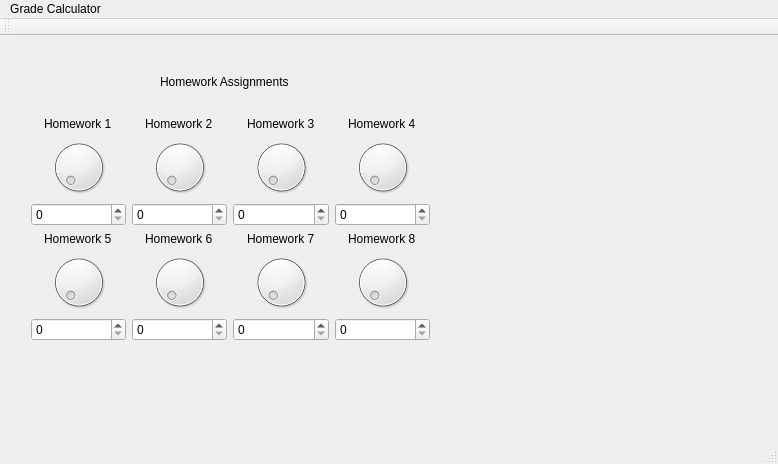
cmordinibluhm/pic10c_hw2, file grade_calculator/mainwindow.ui: the form before one commit.
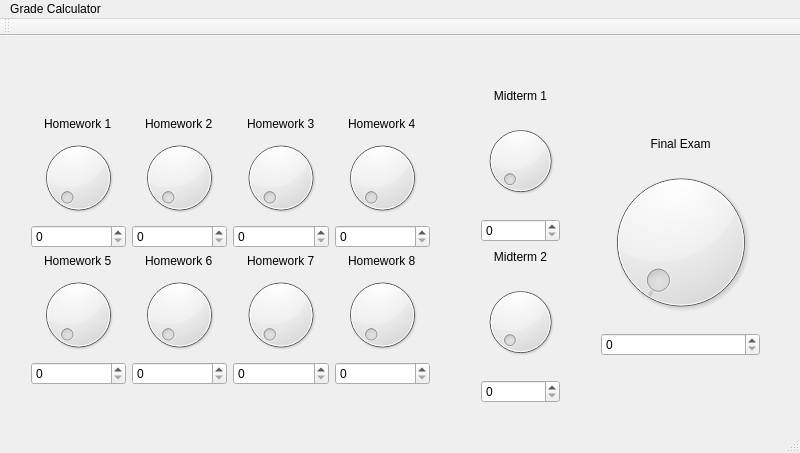
The form after the commit.

Commit message: All input for hw, 2 midterms and final functioning.

Patch:
```diff
--- a/grade_calculator/mainwindow.ui
+++ b/grade_calculator/mainwindow.ui
@@ -6,8 +6,8 @@
    <rect>
     <x>0</x>
     <y>0</y>
-    <width>778</width>
-    <height>464</height>
+    <width>800</width>
+    <height>453</height>
    </rect>
   </property>
   <property name="windowTitle">
@@ -20,22 +20,12 @@
       <x>20</x>
       <y>70</y>
       <width>421</width>
-      <height>246</height>
+      <height>290</height>
      </rect>
     </property>
     <layout class="QVBoxLayout" name="verticalLayout">
      <item>
       <layout class="QGridLayout" name="gridLayout">
-       <item row="1" column="0">
-        <widget class="QDial" name="dial">
-         <property name="layoutDirection">
-          <enum>Qt::LeftToRight</enum>
-         </property>
-         <property name="maximum">
-          <number>100</number>
-         </property>
-        </widget>
-       </item>
        <item row="4" column="2">
         <widget class="QDial" name="dial_7">
          <property name="maximum">
@@ -183,13 +173,6 @@
          </property>
         </widget>
        </item>
-       <item row="4" column="0">
-        <widget class="QDial" name="dial_5">
-         <property name="maximum">
-          <number>100</number>
-         </property>
-        </widget>
-       </item>
        <item row="4" column="3">
         <widget class="QDial" name="dial_8">
          <property name="maximum">
@@ -197,22 +180,155 @@
          </property>
         </widget>
        </item>
+       <item row="4" column="0">
+        <widget class="QDial" name="dial_5">
+         <property name="maximum">
+          <number>100</number>
+         </property>
+        </widget>
+       </item>
+       <item row="1" column="0">
+        <widget class="QDial" name="dial">
+         <property name="layoutDirection">
+          <enum>Qt::LeftToRight</enum>
+         </property>
+         <property name="autoFillBackground">
+          <bool>false</bool>
+         </property>
+         <property name="maximum">
+          <number>100</number>
+         </property>
+        </widget>
+       </item>
       </layout>
      </item>
     </layout>
    </widget>
-   <widget class="QLabel" name="label_9">
+   <widget class="QWidget" name="verticalLayoutWidget_2">
     <property name="geometry">
      <rect>
-      <x>160</x>
-      <y>30</y>
-      <width>171</width>
-      <height>31</height>
+      <x>470</x>
+      <y>40</y>
+      <width>101</width>
+      <height>341</height>
      </rect>
     </property>
-    <property name="text">
-     <string>Homework Assignments</string>
+    <layout class="QVBoxLayout" name="verticalLayout_2">
+     <item>
+      <widget class="QLabel" name="label_midterm1">
+       <property name="sizePolicy">
+        <sizepolicy hsizetype="Preferred" vsizetype="Fixed">
+         <horstretch>0</horstretch>
+         <verstretch>0</verstretch>
+        </sizepolicy>
+       </property>
+       <property name="text">
+        <string>Midterm 1</string>
+       </property>
+       <property name="alignment">
+        <set>Qt::AlignCenter</set>
+       </property>
+      </widget>
+     </item>
+     <item>
+      <widget class="QDial" name="dial_midterm1">
+       <property name="sizePolicy">
+        <sizepolicy hsizetype="Preferred" vsizetype="Fixed">
+         <horstretch>0</horstretch>
+         <verstretch>0</verstretch>
+        </sizepolicy>
+       </property>
+       <property name="maximum">
+        <number>100</number>
+       </property>
+      </widget>
+     </item>
+     <item>
+      <widget class="QSpinBox" name="spinBox_midterm1">
+       <property name="maximum">
+        <number>100</number>
+       </property>
+      </widget>
+     </item>
+     <item>
+      <widget class="QLabel" name="label_midterm2">
+       <property name="sizePolicy">
+        <sizepolicy hsizetype="Preferred" vsizetype="Fixed">
+         <horstretch>0</horstretch>
+         <verstretch>0</verstretch>
+        </sizepolicy>
+       </property>
+       <property name="text">
+        <string>Midterm 2</string>
+       </property>
+       <property name="alignment">
+        <set>Qt::AlignCenter</set>
+       </property>
+      </widget>
+     </item>
+     <item>
+      <widget class="QDial" name="dial_midterm2">
+       <property name="sizePolicy">
+        <sizepolicy hsizetype="Preferred" vsizetype="Fixed">
+         <horstretch>0</horstretch>
+         <verstretch>0</verstretch>
+        </sizepolicy>
+       </property>
+       <property name="maximum">
+        <number>100</number>
+       </property>
+      </widget>
+     </item>
+     <item>
+      <widget class="QSpinBox" name="spinBox_midterm2">
+       <property name="maximum">
+        <number>100</number>
+       </property>
+      </widget>
+     </item>
+    </layout>
+   </widget>
+   <widget class="QWidget" name="verticalLayoutWidget_3">
+    <property name="geometry">
+     <rect>
+      <x>590</x>
+      <y>90</y>
+      <width>181</width>
+      <height>241</height>
+     </rect>
     </property>
+    <layout class="QVBoxLayout" name="verticalLayout_3">
+     <item>
+      <widget class="QLabel" name="label_10">
+       <property name="sizePolicy">
+        <sizepolicy hsizetype="Preferred" vsizetype="Fixed">
+         <horstretch>0</horstretch>
+         <verstretch>0</verstretch>
+        </sizepolicy>
+       </property>
+       <property name="text">
+        <string>Final Exam</string>
+       </property>
+       <property name="alignment">
+        <set>Qt::AlignCenter</set>
+       </property>
+      </widget>
+     </item>
+     <item>
+      <widget class="QDial" name="dial_final">
+       <property name="maximum">
+        <number>100</number>
+       </property>
+      </widget>
+     </item>
+     <item>
+      <widget class="QSpinBox" name="spinBox_final">
+       <property name="maximum">
+        <number>100</number>
+       </property>
+      </widget>
+     </item>
+    </layout>
    </widget>
   </widget>
   <widget class="QMenuBar" name="menuBar">
@@ -220,7 +336,7 @@
     <rect>
      <x>0</x>
      <y>0</y>
-     <width>778</width>
+     <width>800</width>
      <height>22</height>
     </rect>
    </property>
```
The commit also changes 3 other files.
